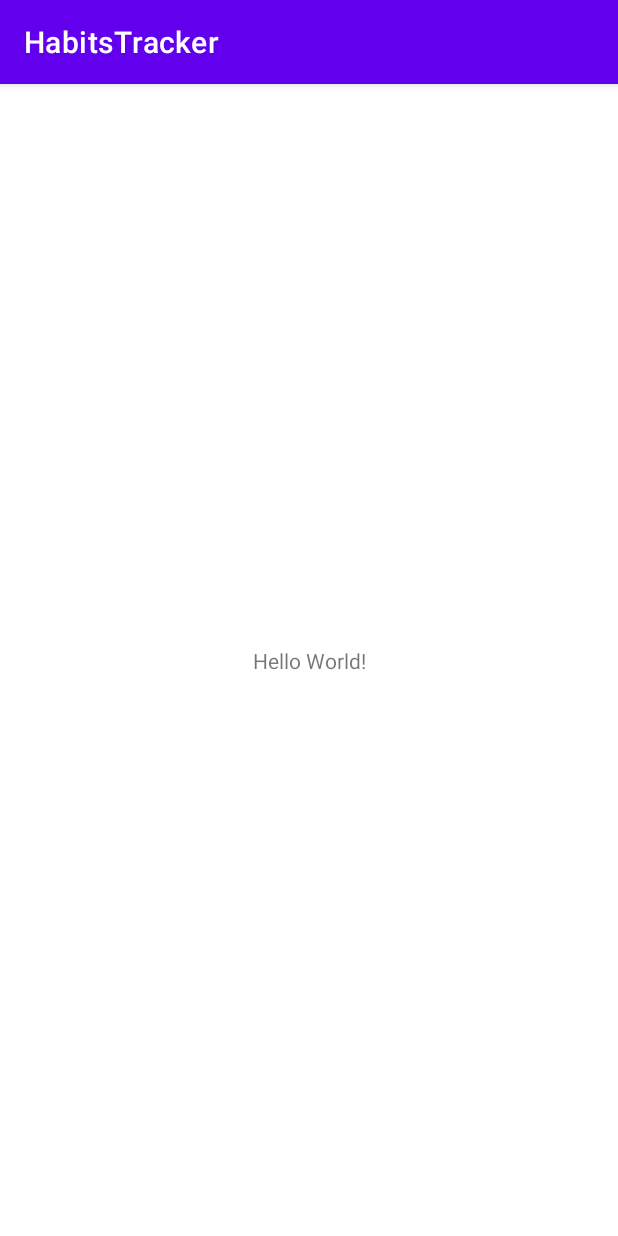
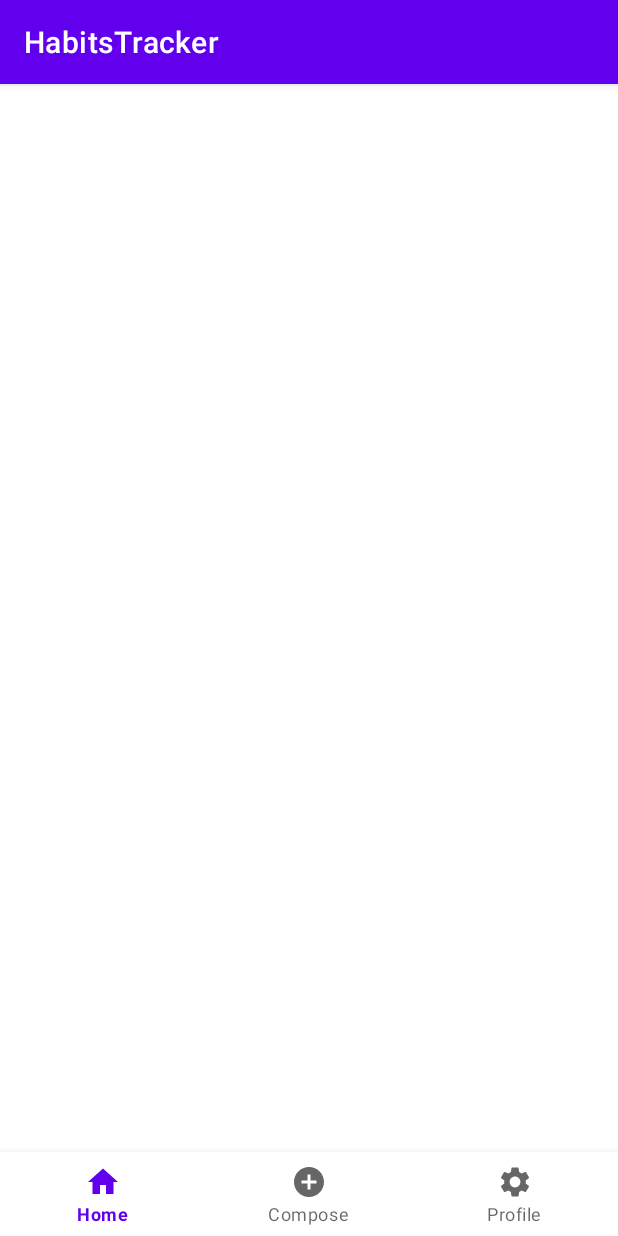
Before and after one commit to YueLi1996/Habits-Tracker, an Android app: the screen it shows after launch (MainActivity), on a phone screen of 412 x 824 dp. Run offline under Robolectric (Android 15) with nearby library versions, the phone set to English and light mode, and no system bars.

Commit message:
MainActivity with initial bottom navigation bar.

```diff
--- a/app/build.gradle
+++ b/app/build.gradle
@@ -35,7 +35,7 @@
 
     implementation 'androidx.core:core-ktx:1.7.0'
     implementation 'androidx.appcompat:appcompat:1.4.1'
-    implementation 'com.google.android.material:material:1.5.0'
+    implementation 'com.google.android.material:material:1.4.0'
     implementation 'androidx.constraintlayout:constraintlayout:2.1.3'
     testImplementation 'junit:junit:4.13.2'
     androidTestImplementation 'androidx.test.ext:junit:1.1.3'
--- a/app/src/main/java/com/codepath23/habitstracker/MainActivity.kt
+++ b/app/src/main/java/com/codepath23/habitstracker/MainActivity.kt
@@ -2,10 +2,42 @@
 
 import androidx.appcompat.app.AppCompatActivity
 import android.os.Bundle
+import androidx.fragment.app.Fragment
+import androidx.fragment.app.FragmentManager
+import com.google.android.material.bottomnavigation.BottomNavigationView
 
 class MainActivity : AppCompatActivity() {
     override fun onCreate(savedInstanceState: Bundle?) {
         super.onCreate(savedInstanceState)
         setContentView(R.layout.activity_main)
+
+        val fragmentManager: FragmentManager = supportFragmentManager
+
+        val botNavView: BottomNavigationView = findViewById(R.id.bottom_navigation)
+        botNavView.setOnItemSelectedListener { item ->
+            var fragment: Fragment? = null
+            when (item.itemId) {
+                R.id.action_home -> {
+                    fragment = null
+                }
+                R.id.action_compose -> {
+                    fragment = null
+                }
+                R.id.action_profile -> {
+                    fragment = null
+                }
+            }
+
+            if (fragment != null) {
+                fragmentManager.beginTransaction().replace(R.id.flContainer, fragment).commit()
+            }
+
+            true
+        }
+        botNavView.selectedItemId = R.id.action_home
+    }
+
+    companion object {
+        const val TAG = "MainActivity"
     }
 }
--- /dev/null
+++ b/app/src/main/res/drawable/ic_baseline_add_circle_24.xml
@@ -0,0 +1,10 @@
+<vector xmlns:android="http://schemas.android.com/apk/res/android"
+    android:width="24dp"
+    android:height="24dp"
+    android:viewportWidth="24"
+    android:viewportHeight="24"
+    android:tint="?attr/colorControlNormal">
+  <path
+      android:fillColor="@android:color/white"
+      android:pathData="M12,2C6.48,2 2,6.48 2,12s4.48,10 10,10 10,-4.48 10,-10S17.52,2 12,2zM17,13h-4v4h-2v-4L7,13v-2h4L11,7h2v4h4v2z"/>
+</vector>
--- /dev/null
+++ b/app/src/main/res/drawable/ic_baseline_home_24.xml
@@ -0,0 +1,10 @@
+<vector xmlns:android="http://schemas.android.com/apk/res/android"
+    android:width="24dp"
+    android:height="24dp"
+    android:viewportWidth="24"
+    android:viewportHeight="24"
+    android:tint="?attr/colorControlNormal">
+  <path
+      android:fillColor="@android:color/white"
+      android:pathData="M10,20v-6h4v6h5v-8h3L12,3 2,12h3v8z"/>
+</vector>
--- /dev/null
+++ b/app/src/main/res/drawable/ic_baseline_settings_24.xml
@@ -0,0 +1,10 @@
+<vector xmlns:android="http://schemas.android.com/apk/res/android"
+    android:width="24dp"
+    android:height="24dp"
+    android:viewportWidth="24"
+    android:viewportHeight="24"
+    android:tint="?attr/colorControlNormal">
+  <path
+      android:fillColor="@android:color/white"
+      android:pathData="M19.14,12.94c0.04,-0.3 0.06,-0.61 0.06,-0.94c0,-0.32 -0.02,-0.64 -0.07,-0.94l2.03,-1.58c0.18,-0.14 0.23,-0.41 0.12,-0.61l-1.92,-3.32c-0.12,-0.22 -0.37,-0.29 -0.59,-0.22l-2.39,0.96c-0.5,-0.38 -1.03,-0.7 -1.62,-0.94L14.4,2.81c-0.04,-0.24 -0.24,-0.41 -0.48,-0.41h-3.84c-0.24,0 -0.43,0.17 -0.47,0.41L9.25,5.35C8.66,5.59 8.12,5.92 7.63,6.29L5.24,5.33c-0.22,-0.08 -0.47,0 -0.59,0.22L2.74,8.87C2.62,9.08 2.66,9.34 2.86,9.48l2.03,1.58C4.84,11.36 4.8,11.69 4.8,12s0.02,0.64 0.07,0.94l-2.03,1.58c-0.18,0.14 -0.23,0.41 -0.12,0.61l1.92,3.32c0.12,0.22 0.37,0.29 0.59,0.22l2.39,-0.96c0.5,0.38 1.03,0.7 1.62,0.94l0.36,2.54c0.05,0.24 0.24,0.41 0.48,0.41h3.84c0.24,0 0.44,-0.17 0.47,-0.41l0.36,-2.54c0.59,-0.24 1.13,-0.56 1.62,-0.94l2.39,0.96c0.22,0.08 0.47,0 0.59,-0.22l1.92,-3.32c0.12,-0.22 0.07,-0.47 -0.12,-0.61L19.14,12.94zM12,15.6c-1.98,0 -3.6,-1.62 -3.6,-3.6s1.62,-3.6 3.6,-3.6s3.6,1.62 3.6,3.6S13.98,15.6 12,15.6z"/>
+</vector>
--- a/app/src/main/res/layout/activity_main.xml
+++ b/app/src/main/res/layout/activity_main.xml
@@ -6,13 +6,22 @@
     android:layout_height="match_parent"
     tools:context=".MainActivity">
 
-    <TextView
-        android:layout_width="wrap_content"
-        android:layout_height="wrap_content"
-        android:text="Hello World!"
-        app:layout_constraintBottom_toBottomOf="parent"
-        app:layout_constraintLeft_toLeftOf="parent"
-        app:layout_constraintRight_toRightOf="parent"
+    <FrameLayout
+        android:id="@+id/flContainer"
+        android:layout_width="match_parent"
+        android:layout_height="0dp"
+        app:layout_constraintBottom_toTopOf="@id/bottom_navigation"
+        app:layout_constraintEnd_toEndOf="parent"
+        app:layout_constraintStart_toStartOf="parent"
         app:layout_constraintTop_toTopOf="parent" />
 
+    <com.google.android.material.bottomnavigation.BottomNavigationView
+        android:id="@+id/bottom_navigation"
+        android:layout_width="match_parent"
+        android:layout_height="wrap_content"
+        app:layout_constraintBottom_toBottomOf="parent"
+        app:layout_constraintEnd_toEndOf="parent"
+        app:layout_constraintStart_toStartOf="parent"
+        app:menu="@menu/menu_bottom_navigation" />
+
 </androidx.constraintlayout.widget.ConstraintLayout>
--- /dev/null
+++ b/app/src/main/res/menu/menu_bottom_navigation.xml
@@ -0,0 +1,23 @@
+<?xml version="1.0" encoding="utf-8"?>
+<menu xmlns:app="http://schemas.android.com/apk/res-auto"
+    xmlns:android="http://schemas.android.com/apk/res/android">
+
+    <item
+        android:id="@+id/action_home"
+        android:enabled="true"
+        android:icon="@drawable/ic_baseline_home_24"
+        android:title="Home"
+        app:showAsAction="ifRoom" />
+    <item
+        android:id="@+id/action_compose"
+        android:enabled="true"
+        android:icon="@drawable/ic_baseline_add_circle_24"
+        android:title="Compose"
+        app:showAsAction="ifRoom" />
+    <item
+        android:id="@+id/action_profile"
+        android:enabled="true"
+        android:icon="@drawable/ic_baseline_settings_24"
+        android:title="Profile"
+        app:showAsAction="ifRoom" />
+</menu>
```
